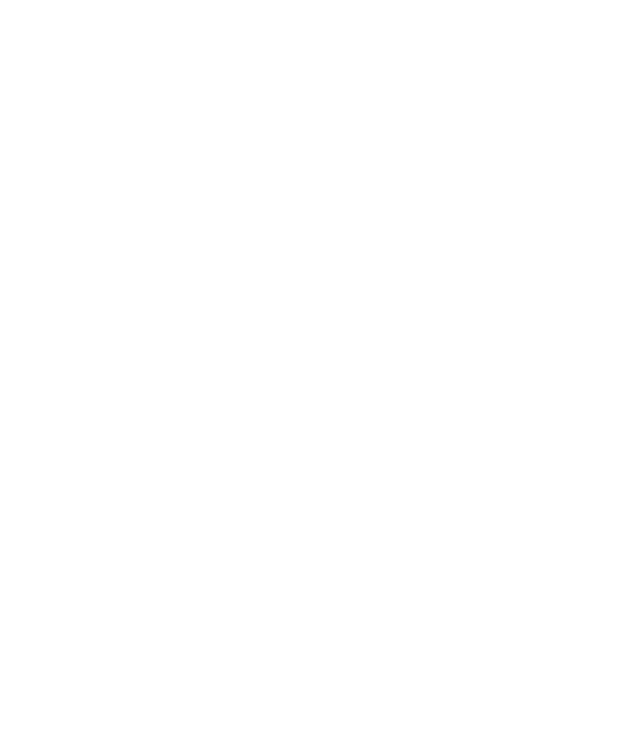
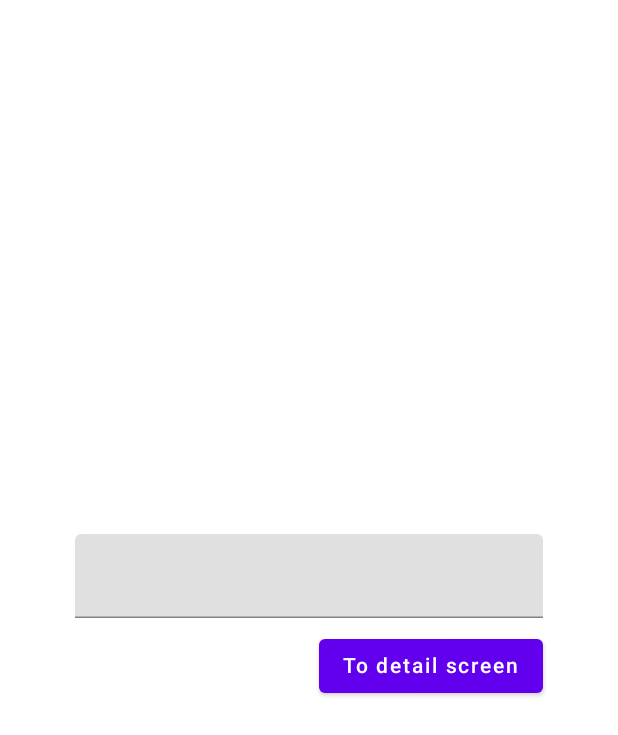
Before and after one commit to levkaantonov/ComposeTraining, an Android app built with Jetpack Compose: the screen it shows after launch (MainActivity), on a phone screen of 412 x 824 dp. Before the commit the part shown is empty. Shown: the top 735 px of the screen. Run offline under Robolectric (Android 15) with nearby library versions, the phone set to English and light mode, and no system bars.

Commit message:
simple navigation in compose

```diff
--- a/app/build.gradle
+++ b/app/build.gradle
@@ -62,4 +62,6 @@ dependencies {
     androidTestImplementation 'androidx.test.espresso:espresso-core:3.4.0'
     androidTestImplementation "androidx.compose.ui:ui-test-junit4:$compose_version"
     debugImplementation "androidx.compose.ui:ui-tooling:$compose_version"
+
+    implementation "androidx.navigation:navigation-compose:2.4.0-rc01"
 }
--- a/app/src/main/java/levkaantonov/com/study/composetraining/MainActivity.kt
+++ b/app/src/main/java/levkaantonov/com/study/composetraining/MainActivity.kt
@@ -3,21 +3,12 @@ package levkaantonov.com.study.composetraining
 import android.os.Bundle
 import androidx.activity.ComponentActivity
 import androidx.activity.compose.setContent
-import androidx.compose.material.MaterialTheme
-import androidx.compose.material.Surface
-import androidx.compose.material.Text
-import androidx.compose.runtime.Composable
-import androidx.compose.ui.tooling.preview.Preview
-import levkaantonov.com.study.composetraining.ui.theme.ComposeTrainingTheme
 
 class MainActivity : ComponentActivity() {
     override fun onCreate(savedInstanceState: Bundle?) {
         super.onCreate(savedInstanceState)
         setContent {
-            ComposeTrainingTheme {
-                Surface(color = MaterialTheme.colors.background) {
-                }
-            }
+            Navigation()
         }
     }
 }
--- /dev/null
+++ b/app/src/main/java/levkaantonov/com/study/composetraining/Navigation.kt
@@ -0,0 +1,78 @@
+package levkaantonov.com.study.composetraining
+
+import androidx.compose.foundation.layout.*
+import androidx.compose.material.Button
+import androidx.compose.material.Text
+import androidx.compose.material.TextField
+import androidx.compose.runtime.*
+import androidx.compose.ui.Alignment
+import androidx.compose.ui.Modifier
+import androidx.compose.ui.unit.dp
+import androidx.navigation.NavController
+import androidx.navigation.compose.NavHost
+import androidx.navigation.compose.composable
+import androidx.navigation.compose.rememberNavController
+import androidx.navigation.navArgument
+
+@Composable
+fun Navigation() {
+    val navController = rememberNavController()
+    val name = "name"
+    NavHost(
+        navController = navController,
+        startDestination = Screen.MainScreen.route
+    ) {
+        composable(route = Screen.MainScreen.route) {
+            MainScreen(navController = navController)
+        }
+        composable(
+            route = Screen.DetailScreen.route + "?$name={$name}",
+            arguments = listOf(navArgument(name) {
+                defaultValue = "Waldemar"
+                nullable = true
+            })
+        ) { backStackEntry ->
+            DetailScreen(name = backStackEntry.arguments?.getString(name))
+        }
+    }
+}
+
+@Composable
+fun MainScreen(
+    navController: NavController
+) {
+    var text by remember { mutableStateOf("") }
+    Column(
+        verticalArrangement = Arrangement.Center,
+        modifier = Modifier
+            .fillMaxSize()
+            .padding(horizontal = 50.dp)
+    ) {
+        TextField(
+            value = text,
+            onValueChange = { text = it },
+            modifier = Modifier.fillMaxWidth()
+        )
+        Spacer(modifier = Modifier.height(8.dp))
+        Button(
+            onClick = {
+                navController.navigate(Screen.DetailScreen.route + "?name=$text")
+            },
+            modifier = Modifier.align(Alignment.End)
+        ) {
+            Text(text = "To detail screen")
+        }
+    }
+}
+
+@Composable
+fun DetailScreen(
+    name: String?
+) {
+    Box(
+        contentAlignment = Alignment.Center,
+        modifier = Modifier.fillMaxSize()
+    ) {
+        Text(text = "Hello, $name")
+    }
+}
--- /dev/null
+++ b/app/src/main/java/levkaantonov/com/study/composetraining/Screen.kt
@@ -0,0 +1,15 @@
+package levkaantonov.com.study.composetraining
+
+sealed class Screen(open val route: String) {
+    object MainScreen : Screen("main_screen")
+    object DetailScreen : Screen("detail_screen")
+
+    fun withArgs(vararg args: String): String {
+        return buildString {
+            append(route)
+            args.forEach {
+                append("/$it")
+            }
+        }
+    }
+}
```
